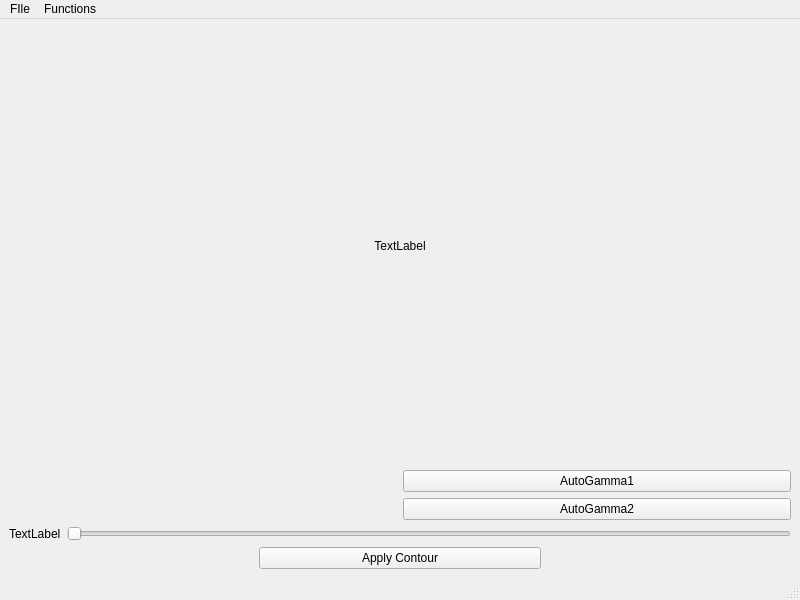
Above: design/design.ui from Iwillfinduo/CvProject before the change. Below: the same form after it.
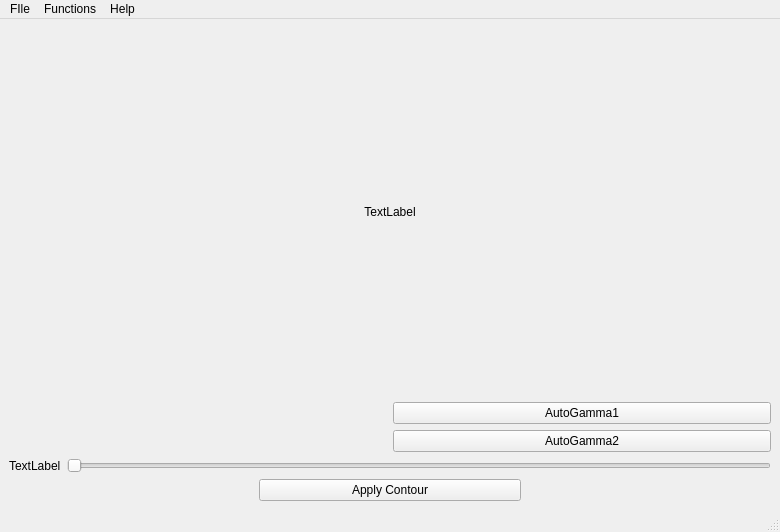
That is the form after the change.

Commit message: added processing multiple images and writing result in csv file

Patch:
```diff
--- a/design/design.ui
+++ b/design/design.ui
@@ -6,8 +6,8 @@
    <rect>
     <x>0</x>
     <y>0</y>
-    <width>800</width>
-    <height>600</height>
+    <width>780</width>
+    <height>532</height>
    </rect>
   </property>
   <property name="windowTitle">
@@ -125,8 +125,8 @@
     <rect>
      <x>0</x>
      <y>0</y>
-     <width>800</width>
-     <height>23</height>
+     <width>780</width>
+     <height>33</height>
     </rect>
    </property>
    <widget class="QMenu" name="menuFunctions">
@@ -147,8 +147,15 @@
     <addaction name="separator"/>
     <addaction name="actionConnect_cti_file"/>
    </widget>
+   <widget class="QMenu" name="menuHelp">
+    <property name="title">
+     <string>Help</string>
+    </property>
+    <addaction name="actionAbout"/>
+   </widget>
    <addaction name="menuFIle"/>
    <addaction name="menuFunctions"/>
+   <addaction name="menuHelp"/>
   </widget>
   <widget class="QStatusBar" name="statusbar"/>
   <action name="actionCalculate_the_area">
```
Left out of the diff: 11 changed lines with no effect on the pictures. The commit also changes 2 other files.
